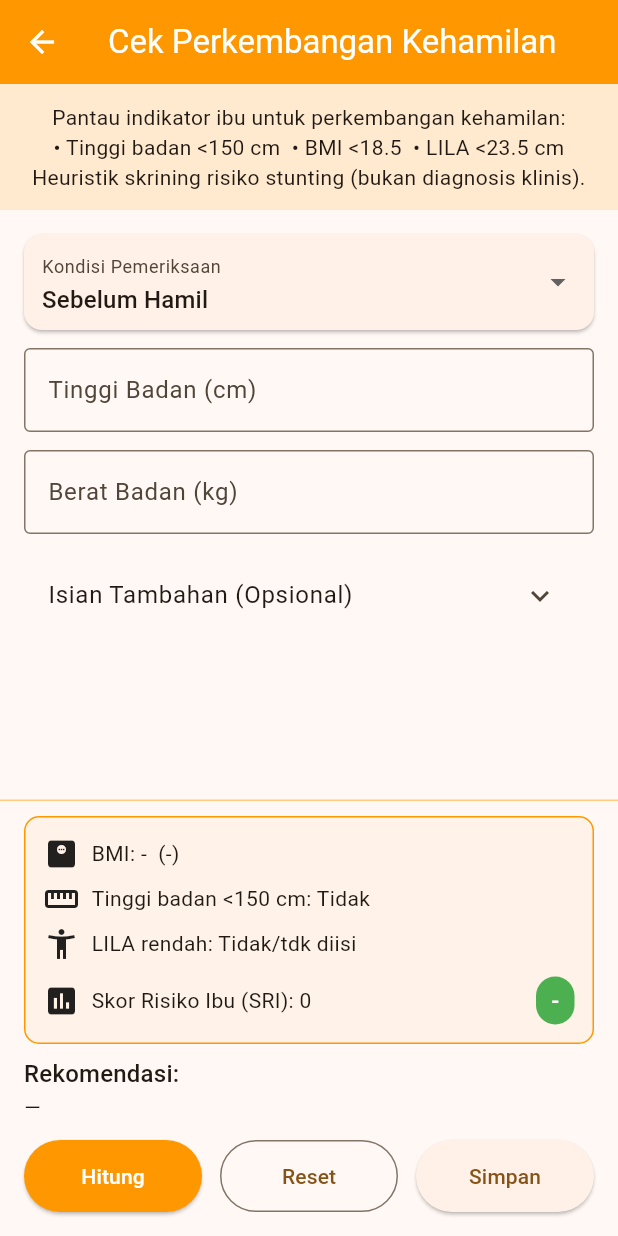
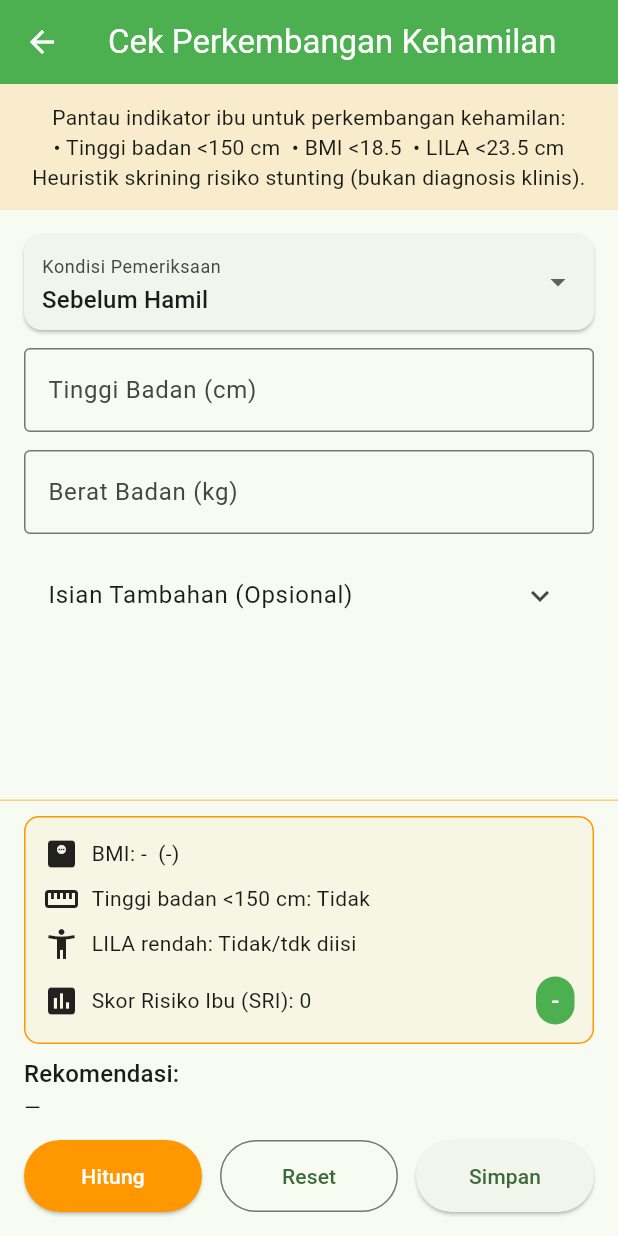
Before and after one commit to DannyPrihandoko/stunting_application, a Flutter app: the screen it shows after launch, after a tap on "Cek Perkembangan Kehamilan", on a phone screen of 412 x 824 dp. Run offline on Flutter 3.47's test engine with Material 3 defaults, Android fonts, the phone set to English and light mode, and no system bars.

Commit message:
Refactor UI colors and button styles for consistency; update dropdown initial value and fix pubspec dependencies

```diff
--- a/lib/main.dart
+++ b/lib/main.dart
@@ -20,29 +20,15 @@ class MyApp extends StatelessWidget {
       debugShowCheckedModeBanner: false,
       title: 'SITUNTAS',
       theme: ThemeData(
-        colorScheme: ColorScheme.fromSeed(seedColor: Colors.orange),
+        colorScheme: ColorScheme.fromSeed(seedColor: Colors.green),
         useMaterial3: true,
-        // fallback font agar simbol matematika tersedia
         fontFamilyFallback: const ['Roboto', 'Noto Sans Symbols 2', 'Noto Sans'],
         textTheme: const TextTheme(
           displayLarge: TextStyle(fontFamilyFallback: ['Roboto', 'Noto Sans Symbols 2', 'Noto Sans']),
           displayMedium: TextStyle(fontFamilyFallback: ['Roboto', 'Noto Sans Symbols 2', 'Noto Sans']),
-          displaySmall: TextStyle(fontFamilyFallback: ['Roboto', 'Noto Sans Symbols 2', 'Noto Sans']),
-          headlineLarge: TextStyle(fontFamilyFallback: ['Roboto', 'Noto Sans Symbols 2', 'Noto Sans']),
-          headlineMedium: TextStyle(fontFamilyFallback: ['Roboto', 'Noto Sans Symbols 2', 'Noto Sans']),
-          headlineSmall: TextStyle(fontFamilyFallback: ['Roboto', 'Noto Sans Symbols 2', 'Noto Sans']),
-          titleLarge: TextStyle(fontFamilyFallback: ['Roboto', 'Noto Sans Symbols 2', 'Noto Sans']),
-          titleMedium: TextStyle(fontFamilyFallback: ['Roboto', 'Noto Sans Symbols 2', 'Noto Sans']),
-          titleSmall: TextStyle(fontFamilyFallback: ['Roboto', 'Noto Sans Symbols 2', 'Noto Sans']),
-          bodyLarge: TextStyle(fontFamilyFallback: ['Roboto', 'Noto Sans Symbols 2', 'Noto Sans']),
-          bodyMedium: TextStyle(fontFamilyFallback: ['Roboto', 'Noto Sans Symbols 2', 'Noto Sans']),
-          bodySmall: TextStyle(fontFamilyFallback: ['Roboto', 'Noto Sans Symbols 2', 'Noto Sans']),
-          labelLarge: TextStyle(fontFamilyFallback: ['Roboto', 'Noto Sans Symbols 2', 'Noto Sans']),
-          labelMedium: TextStyle(fontFamilyFallback: ['Roboto', 'Noto Sans Symbols 2', 'Noto Sans']),
-          labelSmall: TextStyle(fontFamilyFallback: ['Roboto', 'Noto Sans Symbols 2', 'Noto Sans']),
         ),
         appBarTheme: const AppBarTheme(
-          backgroundColor: Colors.orange,
+          backgroundColor: Colors.green,
           foregroundColor: Colors.white,
           centerTitle: true,
         ),
@@ -76,7 +62,7 @@ class _SplashScreenState extends State<SplashScreen> {
   @override
   Widget build(BuildContext context) {
     return const Scaffold(
-      backgroundColor: Colors.orange,
+      backgroundColor: Colors.green,
       body: Center(
         child: Column(
           mainAxisAlignment: MainAxisAlignment.center,
@@ -122,7 +108,7 @@ class HomePage extends StatelessWidget {
           Container(
             padding: const EdgeInsets.all(16),
             width: double.infinity,
-            color: Colors.orange.shade200,
+            color: Colors.green.shade100,
             child: const Text(
               "Selamat Datang di Aplikasi SITUNTAS",
               style: TextStyle(fontSize: 20, fontWeight: FontWeight.bold),
@@ -130,7 +116,7 @@ class HomePage extends StatelessWidget {
             ),
           ),
 
-          // ---------- KONTEN (BUTTON GRID) ----------
+          // ---------- KONTEN (CARD BUTTONS) ----------
           Expanded(
             child: Padding(
               padding: const EdgeInsets.all(16.0),
@@ -139,12 +125,12 @@ class HomePage extends StatelessWidget {
                 mainAxisSpacing: 16,
                 crossAxisSpacing: 16,
                 children: [
-                  _buildSquareButton(context, "Kalkulator", const CalculatorPage()),
-                  _buildSquareButton(context, "Edukasi", const EdukasiPage()),
-                  _buildSquareButton(context, "Prediksi Stunting (SRS)", const SrsPage()),
-                  _buildSquareButton(context, "Cek Perkembangan Kehamilan", const CekPerkembanganKehamilanPage()),
-                  _buildSquareButton(context, "Halaman 5", const Page5()),
-                  _buildSquareButton(context, "Halaman 6", const Page6()),
+                  _buildCardButton(context, Icons.calculate, "Kalkulator", const CalculatorPage()),
+                  _buildCardButton(context, Icons.book, "Edukasi", const EdukasiPage()),
+                  _buildCardButton(context, Icons.assessment, "Prediksi Stunting (SRS)", const SrsPage()),
+                  _buildCardButton(context, Icons.pregnant_woman, "Cek Perkembangan Kehamilan", const CekPerkembanganKehamilanPage()),
+                  _buildCardButton(context, Icons.pageview, "Halaman 5", const Page5()),
+                  _buildCardButton(context, Icons.library_books, "Halaman 6", const Page6()),
                 ],
               ),
             ),
@@ -154,7 +140,7 @@ class HomePage extends StatelessWidget {
           Container(
             padding: const EdgeInsets.all(12),
             width: double.infinity,
-            color: Colors.orange.shade200,
+            color: Colors.green.shade100,
             child: const Text(
               "© 2025 SITUNTAS - Sistem Deteksi Stunting Tuntas",
               style: TextStyle(fontSize: 14),
@@ -166,29 +152,34 @@ class HomePage extends StatelessWidget {
     );
   }
 
-  Widget _buildSquareButton(BuildContext context, String title, Widget page) {
-    return AspectRatio(
-      aspectRatio: 1,
-      child: ElevatedButton(
-        onPressed: () {
+  Widget _buildCardButton(BuildContext context, IconData icon, String title, Widget page) {
+    return Card(
+      elevation: 4,
+      shape: RoundedRectangleBorder(
+        borderRadius: BorderRadius.circular(16),
+      ),
+      child: InkWell(
+        onTap: () {
           Navigator.push(
             context,
             MaterialPageRoute(builder: (context) => page),
           );
         },
-        style: ElevatedButton.styleFrom(
-          backgroundColor: Colors.orange,
-          foregroundColor: Colors.white,
-          padding: EdgeInsets.zero,
-          shape: RoundedRectangleBorder(
-            borderRadius: BorderRadius.circular(8),
-          ),
-        ),
-        child: Center(
-          child: Text(
-            title,
-            style: const TextStyle(fontSize: 18, fontWeight: FontWeight.bold),
-            textAlign: TextAlign.center,
+        borderRadius: BorderRadius.circular(16),
+        child: Container(
+          padding: const EdgeInsets.all(16),
+          alignment: Alignment.center,
+          child: Column(
+            mainAxisSize: MainAxisSize.min,
+            children: [
+              Icon(icon, size: 50, color: Colors.green), // Tampilkan ikon sesuai dengan parameter
+              const SizedBox(height: 10),
+              Text(
+                title,
+                style: const TextStyle(fontSize: 16, fontWeight: FontWeight.bold),
+                textAlign: TextAlign.center,
+              ),
+            ],
           ),
         ),
       ),
@@ -201,14 +192,14 @@ class Page5 extends StatelessWidget {
   const Page5({super.key});
   @override
   Widget build(BuildContext context) =>
-      _pageTemplate("Halaman 5 - SITUNTAS", Colors.purple);
+      _pageTemplate("Halaman 5 - SITUNTAS", Colors.blue.shade100);
 }
 
 class Page6 extends StatelessWidget {
   const Page6({super.key});
   @override
   Widget build(BuildContext context) =>
-      _pageTemplate("Halaman 6 - SITUNTAS", Colors.teal);
+      _pageTemplate("Halaman 6 - SITUNTAS", Colors.purple.shade100);
 }
 
 // ---------------- TEMPLATE HALAMAN ----------------
@@ -218,7 +209,7 @@ Widget _pageTemplate(String title, Color color) {
       title: Text(title),
     ),
     body: Container(
-      color: color.withOpacity(0.1),
+      color: color.withValues(alpha: 0.1 * 255),  // Mengganti withOpacity dengan withValues
       child: Center(
         child: Text(
           title,
--- a/lib/pages/cek_perkembangan_kehamilan_page.dart
+++ b/lib/pages/cek_perkembangan_kehamilan_page.dart
@@ -137,7 +137,7 @@ class _CekPerkembanganKehamilanPageState extends State<CekPerkembanganKehamilanP
                       child: Padding(
                         padding: const EdgeInsets.symmetric(horizontal: 12, vertical: 8),
                         child: DropdownButtonFormField<String>(
-                          value: _kondisi,
+                          initialValue: _kondisi,
                           items: const [
                             DropdownMenuItem(value: 'Sebelum Hamil', child: Text('Sebelum Hamil')),
                             DropdownMenuItem(value: 'Trimester 1', child: Text('Trimester 1')),
```
Also changed, not shown: pubspec.yaml (+7 -17 lines), pubspec.lock.
